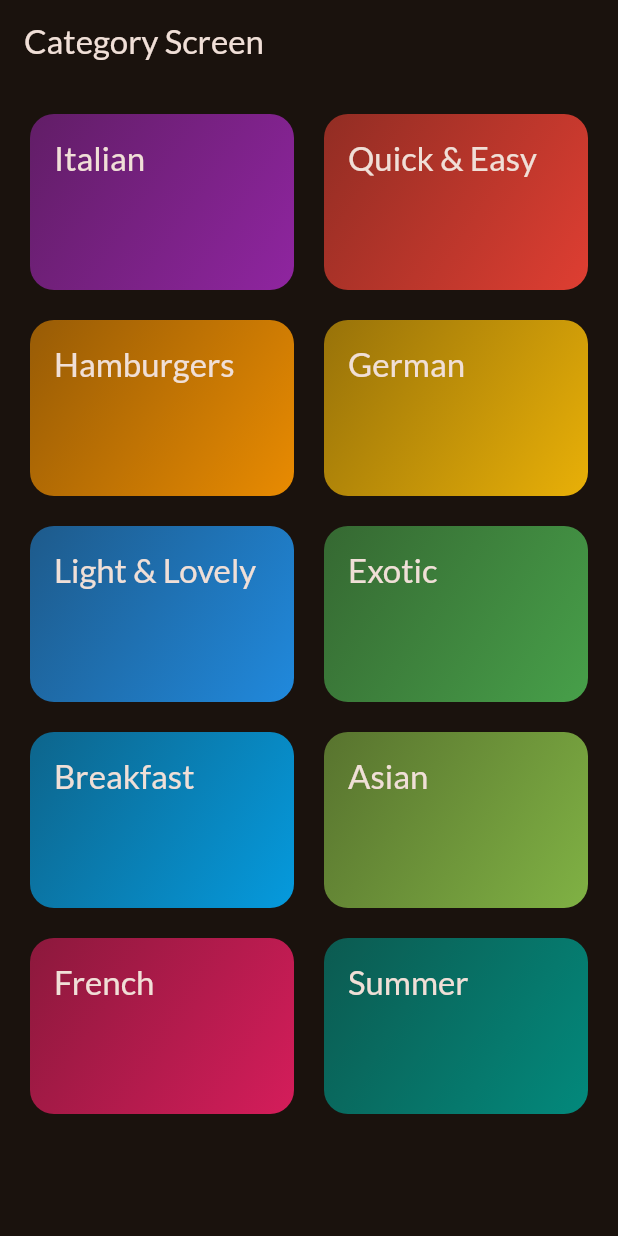
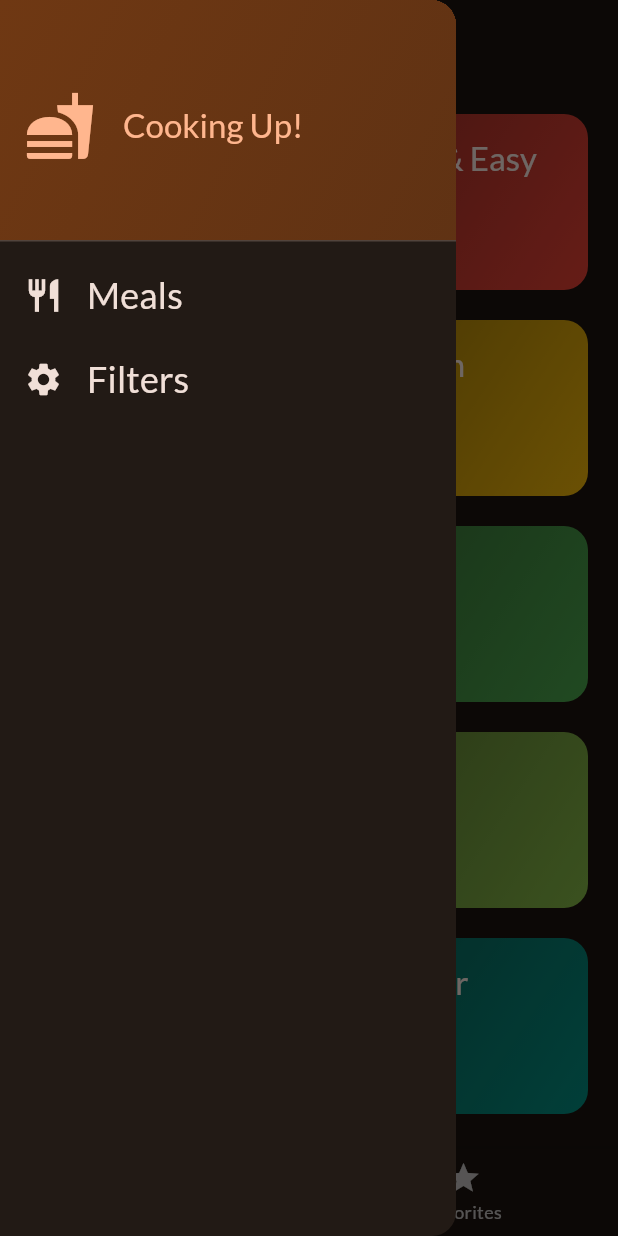
Before and after one commit to jigneshraiyani/flutter-meal-app, a Flutter app: the screen it shows after launch, with the side drawer open (before the commit the screen has no drawer), on a phone screen of 412 x 824 dp. Run offline on Flutter 3.47's test engine with Material 3 defaults, Android fonts, the phone set to English and light mode, and no system bars; our stand-ins replace google_fonts, transparent_image.

Commit message:
Added drawer to root screen

```diff
--- a/meal_app/lib/main.dart
+++ b/meal_app/lib/main.dart
@@ -1,6 +1,6 @@
 import 'package:flutter/material.dart';
 import 'package:meal_app/theme/app_theme.dart';
-import 'package:meal_app/screens/category_screen.dart';
+import 'package:meal_app/screens/tabs_screen.dart';
 
 void main(List<String> args) {
   runApp(App());
@@ -13,7 +13,7 @@ class App extends StatelessWidget {
   Widget build(BuildContext context) {
     return MaterialApp(
       theme: theme,
-      home: CategoryScreen(),
+      home: TabsScreen(),
     );
   }
 }
--- a/meal_app/lib/screens/category_screen.dart
+++ b/meal_app/lib/screens/category_screen.dart
@@ -3,28 +3,33 @@ import 'package:meal_app/data/dummy_data.dart';
 import 'package:meal_app/screens/meal_screen.dart';
 import 'package:meal_app/widgets/category_grid_item.dart';
 import 'package:meal_app/model/category.dart';
+import 'package:meal_app/model/meal.dart';
 
 class CategoryScreen extends StatelessWidget {
-  const CategoryScreen({super.key});
+  const CategoryScreen({super.key, required this.onToggleFavorite});
+
+  final void Function(Meal meal) onToggleFavorite;
 
   void _selectCategory(BuildContext context, Category category) {
     final filterdMeal = dummyMeals
         .where((meal) => meal.categories.contains(category.id))
         .toList();
 
-    Navigator.of(context).push(MaterialPageRoute(
-        builder: (ctx) =>
-            MealScreen(title: category.title, meals: filterdMeal)));
+    Navigator.of(context).push(
+      MaterialPageRoute(
+        builder: (ctx) => MealScreen(
+          title: category.title,
+          meals: filterdMeal,
+          onToggleFavorite: onToggleFavorite,
+        ),
+      ),
+    );
   }
 
   @override
   Widget build(BuildContext context) {
     // TODO: implement build
-    return Scaffold(
-      appBar: AppBar(
-        title: const Text('Category Screen'),
-      ),
-      body: GridView(
+    return GridView(
       padding: EdgeInsets.all(20),
       gridDelegate: const SliverGridDelegateWithFixedCrossAxisCount(
         crossAxisCount: 2,
@@ -41,7 +46,6 @@ class CategoryScreen extends StatelessWidget {
             },
           )
       ],
-      ),
     );
   }
 }
--- /dev/null
+++ b/meal_app/lib/screens/tabs_screen.dart
@@ -0,0 +1,79 @@
+import 'package:flutter/material.dart';
+import 'package:meal_app/model/meal.dart';
+import 'package:meal_app/screens/category_screen.dart';
+import 'package:meal_app/screens/meal_screen.dart';
+import 'package:meal_app/widgets/main_drawer.dart';
+
+class TabsScreen extends StatefulWidget {
+  const TabsScreen({super.key});
+
+  @override
+  State<TabsScreen> createState() {
+    // TODO: implement createState
+    return _TabsScreenState();
+  }
+}
+
+class _TabsScreenState extends State<TabsScreen> {
+  int _selectedPageIndex = 0;
+  final List<Meal> _favoriteMeals = [];
+
+  void _selectedPage(int index) {
+    setState(() {
+      _selectedPageIndex = index;
+    });
+  }
+
+  @override
+  Widget build(BuildContext context) {
+    var activePageTitle = 'Categories';
+
+    void _showInfoMessage(String message) {
+      ScaffoldMessenger.of(context).clearSnackBars();
+      ScaffoldMessenger.of(context).showSnackBar(
+        SnackBar(content: Text(message)),
+      );
+    }
+
+    void _onToggleFavorite(Meal meal) {
+      if (_favoriteMeals.contains(meal)) {
+        setState(() {
+          _favoriteMeals.remove(meal);
+        });
+        _showInfoMessage('Meal is no longer a favorite.');
+      } else {
+        setState(() {
+          _favoriteMeals.add(meal);
+        });
+        _showInfoMessage('Marked as a favorite!');
+      }
+    }
+
+    // TODO: implement build
+    Widget activePage = CategoryScreen(
+      onToggleFavorite: _onToggleFavorite,
+    );
+
+    if (_selectedPageIndex == 1) {
+      activePage = MealScreen(
+        meals: _favoriteMeals,
+        onToggleFavorite: _onToggleFavorite,
+      );
+      activePageTitle = 'Your Favorites';
+    }
+
+    return Scaffold(
+      appBar: AppBar(title: Text(activePageTitle)),
+      drawer: MainDrawer(),
+      bottomNavigationBar: BottomNavigationBar(
+        onTap: _selectedPage,
+        items: [
+          BottomNavigationBarItem(
+              icon: Icon(Icons.set_meal), label: 'Categories'),
+          BottomNavigationBarItem(icon: Icon(Icons.star), label: 'Favorites'),
+        ],
+      ),
+      body: activePage,
+    );
+  }
+}
--- /dev/null
+++ b/meal_app/lib/widgets/main_drawer.dart
@@ -0,0 +1,70 @@
+import 'package:flutter/material.dart';
+
+class MainDrawer extends StatelessWidget {
+  @override
+  Widget build(BuildContext context) {
+    // TODO: implement build
+    return Drawer(
+      child: Column(children: [
+        DrawerHeader(
+          decoration: BoxDecoration(
+            gradient: LinearGradient(
+              colors: [
+                Theme.of(context).colorScheme.primaryContainer,
+                Theme.of(context).colorScheme.primaryContainer.withOpacity(0.8),
+              ],
+              begin: Alignment.topLeft,
+              end: Alignment.bottomRight,
+            ),
+          ),
+          child: Row(
+            children: [
+              Icon(
+                Icons.fastfood,
+                size: 48,
+                color: Theme.of(context).colorScheme.primary,
+              ),
+              const SizedBox(width: 18),
+              Text(
+                'Cooking Up!',
+                style: Theme.of(context).textTheme.titleLarge!.copyWith(
+                      color: Theme.of(context).colorScheme.primary,
+                    ),
+              ),
+            ],
+          ),
+        ),
+        ListTile(
+          leading: Icon(
+            Icons.restaurant,
+            size: 26,
+            color: Theme.of(context).colorScheme.onBackground,
+          ),
+          title: Text(
+            'Meals',
+            style: Theme.of(context).textTheme.titleSmall!.copyWith(
+                  color: Theme.of(context).colorScheme.onBackground,
+                  fontSize: 24,
+                ),
+          ),
+          onTap: () {},
+        ),
+        ListTile(
+          leading: Icon(
+            Icons.settings,
+            size: 26,
+            color: Theme.of(context).colorScheme.onBackground,
+          ),
+          title: Text(
+            'Filters',
+            style: Theme.of(context).textTheme.titleSmall!.copyWith(
+                  color: Theme.of(context).colorScheme.onBackground,
+                  fontSize: 24,
+                ),
+          ),
+          onTap: () {},
+        ),
+      ]),
+    );
+  }
+}
```
Also changed, not shown: meal_app/lib/screens/meal_details.dart (+10 -4 lines), meal_app/lib/screens/meal_screen.dart (+16 -4 lines). Lines whose indentation alone changed are shown as unchanged.
